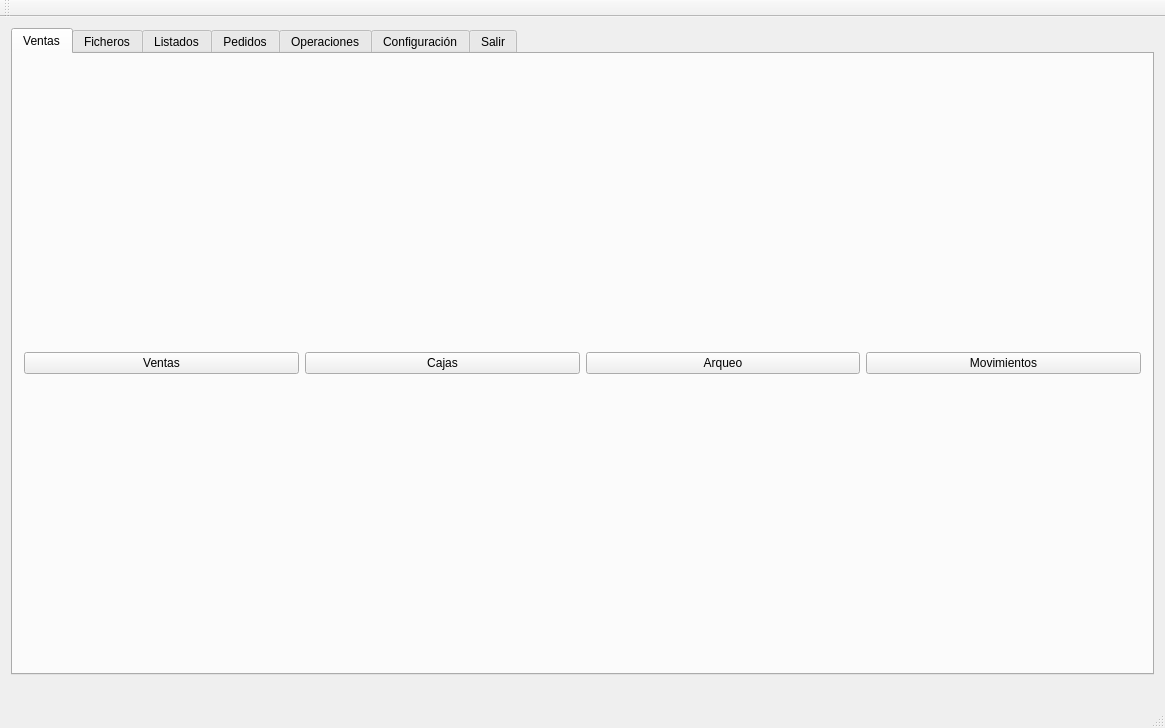
Ladis72/tienda, file tienda.ui: the form before one commit.
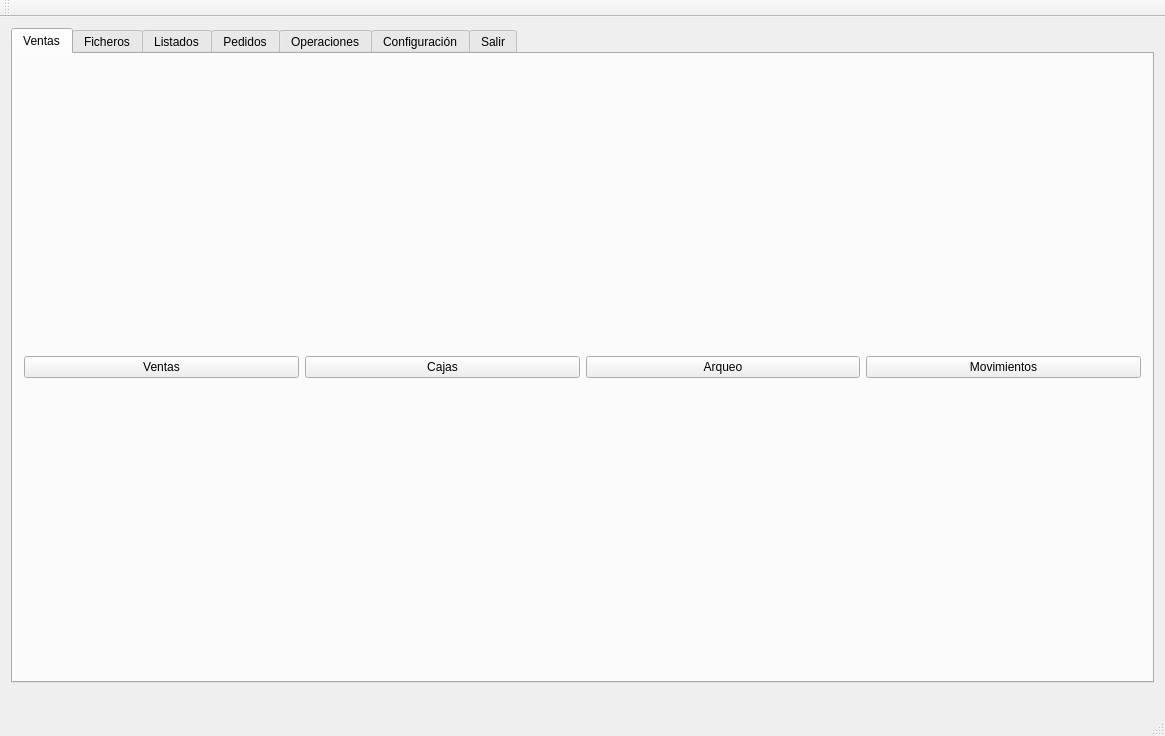
The form after the commit. Icons and pictures are not drawn.

Patch:
```diff
--- a/tienda.ui
+++ b/tienda.ui
@@ -7,7 +7,7 @@
     <x>0</x>
     <y>0</y>
     <width>1165</width>
-    <height>728</height>
+    <height>736</height>
    </rect>
   </property>
   <property name="windowTitle">
```
